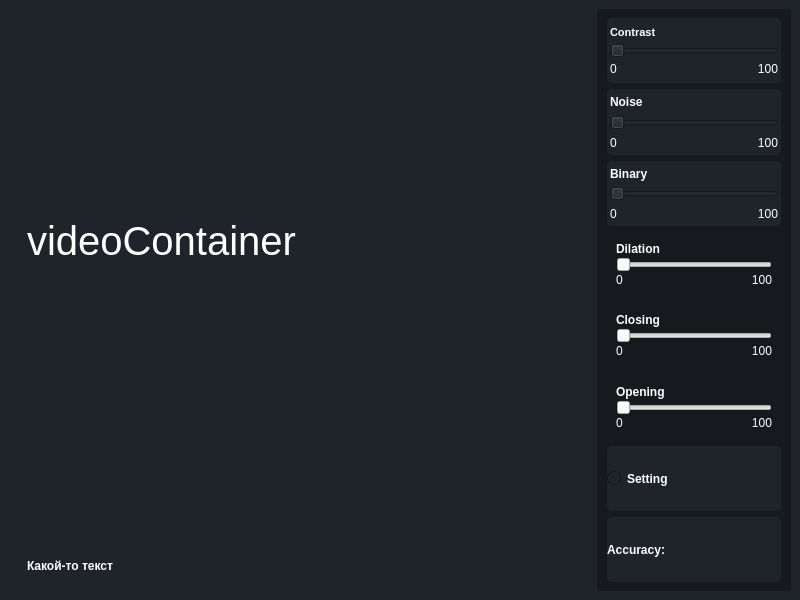
This is glasCylinders.ui in kuznetsona/gasCylinders as Qt 5 draws it before an edit. The edited form follows.
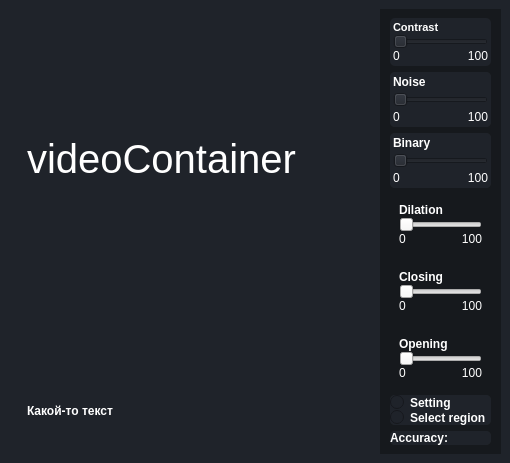
This is the edited form.

Diff of the .ui file:
```diff
--- a/glasCylinders.ui
+++ b/glasCylinders.ui
@@ -6,8 +6,8 @@
    <rect>
     <x>0</x>
     <y>0</y>
-    <width>800</width>
-    <height>600</height>
+    <width>510</width>
+    <height>369</height>
    </rect>
   </property>
   <property name="windowTitle">
@@ -38,7 +38,7 @@
    <layout class="QHBoxLayout" name="horizontalLayout" stretch="3,1">
     <item>
      <widget class="QWidget" name="videooLayout" native="true">
-      <layout class="QVBoxLayout" name="verticalLayout_11" stretch="4,1">
+      <layout class="QVBoxLayout" name="verticalLayout_11" stretch="2,1">
        <item>
         <widget class="QFrame" name="frame_7">
          <property name="frameShape">
@@ -81,9 +81,48 @@
          <property name="frameShadow">
           <enum>QFrame::Raised</enum>
          </property>
-         <layout class="QVBoxLayout" name="verticalLayout_4">
+         <layout class="QHBoxLayout" name="horizontalLayout_2">
+          <property name="spacing">
+           <number>0</number>
+          </property>
+          <property name="leftMargin">
+           <number>0</number>
+          </property>
+          <property name="topMargin">
+           <number>0</number>
+          </property>
+          <property name="rightMargin">
+           <number>0</number>
+          </property>
+          <property name="bottomMargin">
+           <number>0</number>
+          </property>
+          <item>
+           <widget class="QScrollArea" name="scrollArea">
+            <property name="widgetResizable">
+             <bool>true</bool>
+            </property>
+            <widget class="QWidget" name="scrollAreaWidgetContents">
+             <property name="geometry">
+              <rect>
+               <x>0</x>
+               <y>0</y>
+               <width>359</width>
+               <height>52</height>
+              </rect>
+             </property>
+             <layout class="QVBoxLayout" name="verticalLayout_13">
           <item>
            <widget class="QLabel" name="text_result">
+                <property name="enabled">
+                 <bool>true</bool>
+                </property>
+                <property name="sizePolicy">
+                 <sizepolicy hsizetype="Maximum" vsizetype="Maximum">
+                  <horstretch>0</horstretch>
+                  <verstretch>0</verstretch>
+                 </sizepolicy>
+                </property>
             <property name="font">
              <font>
               <weight>75</weight>
@@ -109,6 +148,10 @@
           </item>
          </layout>
         </widget>
+           </widget>
+          </item>
+         </layout>
+        </widget>
        </item>
       </layout>
      </widget>
@@ -760,6 +803,19 @@
             </property>
            </widget>
           </item>
+          <item>
+           <widget class="QRadioButton" name="selectRegionButton">
+            <property name="font">
+             <font>
+              <weight>75</weight>
+              <bold>true</bold>
+             </font>
+            </property>
+            <property name="text">
+             <string>Select region</string>
+            </property>
+           </widget>
+          </item>
          </layout>
         </widget>
        </item>
```
Left out of the diff: 3 changed lines with no effect on the pictures. Lines whose indentation alone changed are shown as unchanged.
